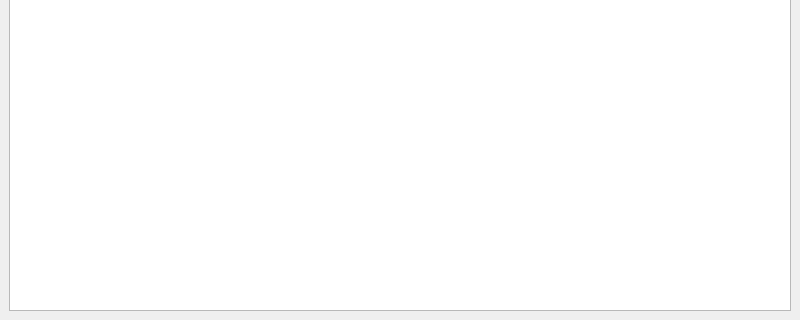
First picture: the form in ui/dictionary.ui, repository pystander/Word-Sea, before the edit; both pictures show x 0 to 800 and y 280 to 600 of the 800 by 600 pixel window.
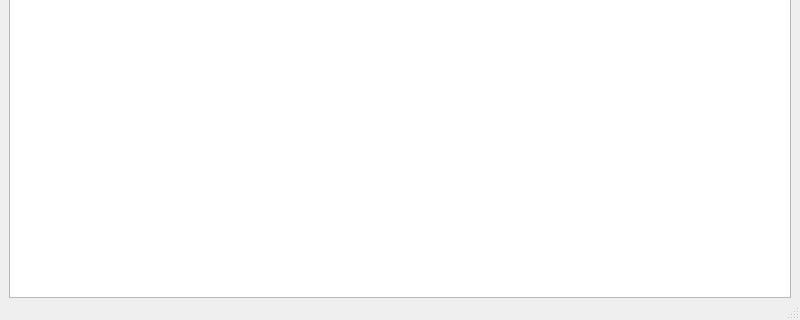
Second picture: the form after the edit. Icons and pictures are not drawn.

Commit message: Add exception handling and status bar messages

```diff
--- a/ui/dictionary.ui
+++ b/ui/dictionary.ui
@@ -32,7 +32,7 @@
      <number>9</number>
     </property>
     <property name="bottomMargin">
-     <number>9</number>
+     <number>0</number>
     </property>
     <item>
      <layout class="QHBoxLayout" name="layout_input">
@@ -179,6 +179,7 @@
    <addaction name="menu_file"/>
    <addaction name="menu_view"/>
   </widget>
+  <widget class="QStatusBar" name="status_bar"/>
   <action name="action_add">
    <property name="text">
     <string>Add Vocabulary</string>
```
The commit also changes 3 other files.
